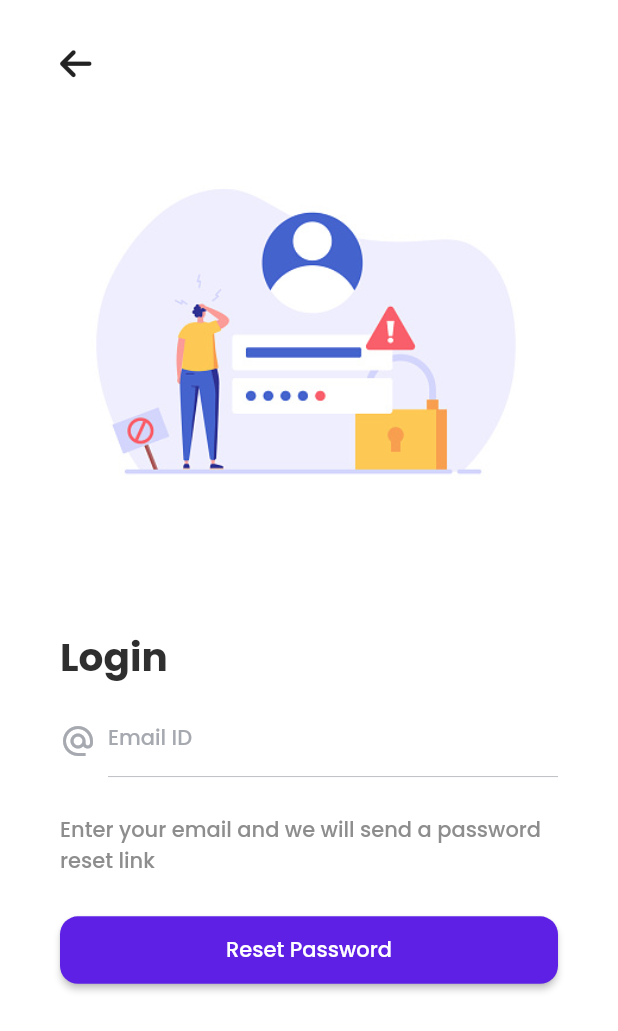
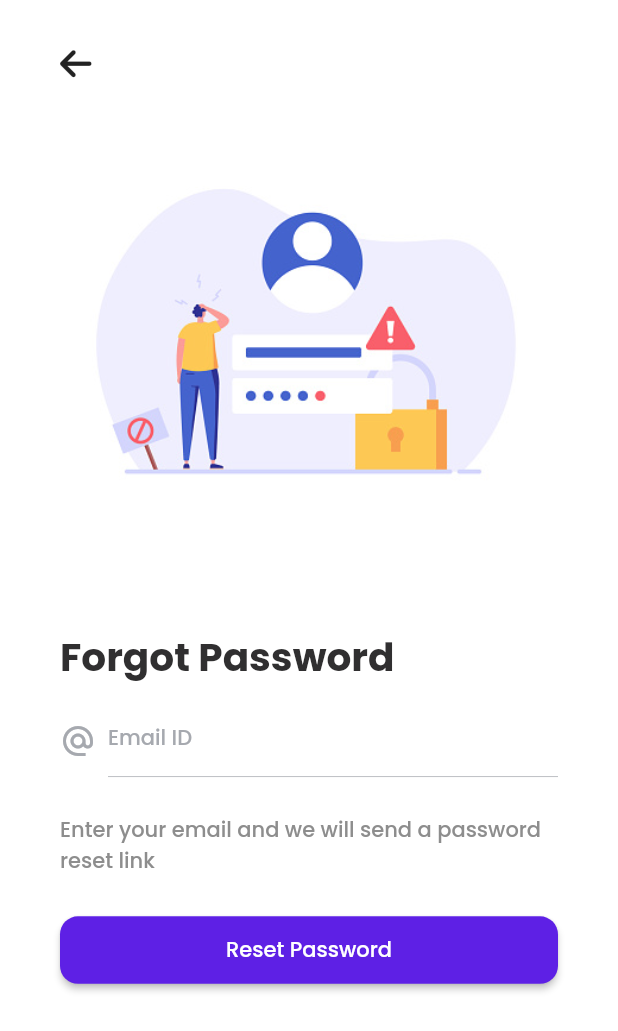
Before and after one commit to nafee-ahmed/BetterHealth, a Flutter app: the ForgotPasswordScreen screen opened by its route, on a phone screen of 412 x 824 dp. Shown: the top 1031 px of the screen. Run offline on Flutter 3.47's test engine with Material 2 defaults, Android fonts, the phone set to English and light mode, and no system bars; our stand-ins replace cloud_firestore, firebase_auth, firebase_core, flutter_rating_bar, font_awesome_flutter, table_calendar; accounts and stored records are empty.

Commit message:
first sprint with apk

```diff
--- a/better_health/analysis_options.yaml
+++ b/better_health/analysis_options.yaml
@@ -7,7 +7,9 @@
 
 # The following line activates a set of recommended lints for Flutter apps,
 # packages, and plugins designed to encourage good coding practices.
-include: package:flutter_lints/flutter.yaml
+
+
+# include: package:flutter_lints/flutter.yaml
 
 linter:
   # The lint rules applied to this project can be customized in the
--- a/better_health/lib/screens/forgot_password_screen.dart
+++ b/better_health/lib/screens/forgot_password_screen.dart
@@ -54,7 +54,7 @@ class _ForgotPasswordScreenState extends State<ForgotPasswordScreen> {
                 ),
                 addSpaceVertically(35),
                 Text(
-                  'Login',
+                  'Forgot Password',
                   style: themeData.textTheme.headline1,
                 ),
                 SingleChildScrollView(
--- a/better_health/pubspec.yaml
+++ b/better_health/pubspec.yaml
@@ -45,6 +45,12 @@ dependencies:
 dev_dependencies:
   flutter_test:
     sdk: flutter
+  flutter_launcher_icons: ^0.9.2
+
+flutter_icons:
+  android: "launcher_icon"
+  ios: true
+  image_path: "assets/images/launcher_icon.png"
 
   # The "flutter_lints" package below contains a set of recommended lints to
   # encourage good coding practices. The lint set provided by the package is
```
Also changed, not shown: better_health/assets/images/launcher_icon.png (added), better_health/pubspec.lock, 24 other files.
